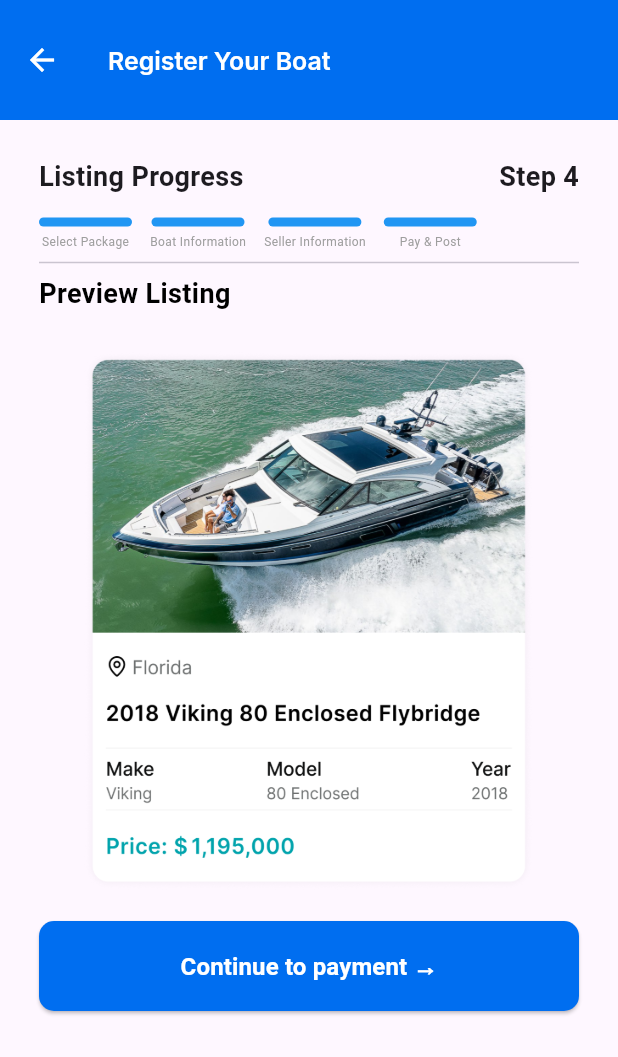
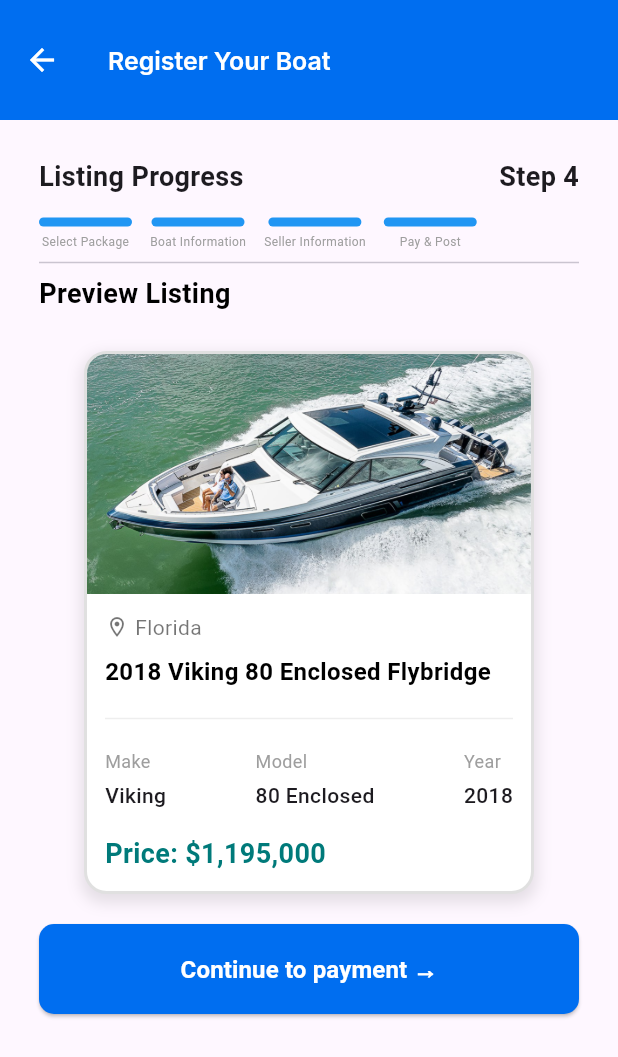
Before and after one commit to Dev-Ninjas-Backup/diaz1234567890, a Flutter app: the PackageScreenStep4 screen opened by its route, on a phone screen of 412 x 824 dp. Shown: the top 1057 px of the screen. Run offline on Flutter 3.47's test engine with Material 3 defaults, Android fonts, the phone set to English and light mode, and no system bars; our stand-ins replace flutter_easyloading, flutter_screenutil, get, google_fonts, image_picker, pinput.

Commit message:
update screen and widgets

```diff
--- a/lib/features/package/screen/package_screen_step4.dart
+++ b/lib/features/package/screen/package_screen_step4.dart
@@ -1,5 +1,6 @@
 import 'package:diaz1234567890/core/common/widget/custom_app_bar.dart';
 import 'package:diaz1234567890/core/common/widget/custom_button.dart';
+import 'package:diaz1234567890/features/package/widgets/listing_preview_card.dart';
 import 'package:flutter/material.dart';
 
 class PackageScreenStep4 extends StatelessWidget {
@@ -124,12 +125,7 @@
             ),
             SizedBox(height: 25),
             Center(
-              child: Image.asset(
-                'assets/images/listingFrame.png',
-                height: 360,
-                width: 300,
-                fit: BoxFit.fill,
-              ),
+              child: ListingPreviewCard(),
             ),
             SizedBox(height: 20),
             CustomButton(
--- /dev/null
+++ b/lib/features/package/widgets/listing_preview_card.dart
@@ -0,0 +1,137 @@
+import 'package:flutter/material.dart';
+
+class ListingPreviewCard extends StatelessWidget {
+  const ListingPreviewCard({super.key});
+
+  @override
+  Widget build(BuildContext context) {
+    return Container(
+      width: 300,
+      decoration: BoxDecoration(
+        color: Colors.white,
+        borderRadius: BorderRadius.circular(15.0),
+        border: Border.all(color: Colors.grey.shade300, width: 2),
+        boxShadow: [
+          BoxShadow(
+            color: Colors.black.withOpacity(0.1),
+            spreadRadius: 2,
+            blurRadius: 8,
+            offset: Offset(0, 4),
+          ),
+        ],
+      ),
+      child: ClipRRect(
+        borderRadius: BorderRadius.circular(13.0),
+        child: Column(
+          crossAxisAlignment: CrossAxisAlignment.start,
+          mainAxisSize: MainAxisSize.min,
+          children: [
+            Image.asset(
+              'assets/images/listingPreviewCardPhoto.png', // Placeholder image
+              height: 160,
+              width: double.infinity,
+              fit: BoxFit.cover,
+            ),
+            Padding(
+              padding: const EdgeInsets.all(12.0),
+              child: Column(
+                crossAxisAlignment: CrossAxisAlignment.start,
+                children: [
+                  Row(
+                    children: [
+                      Icon(Icons.location_on_outlined,
+                          color: Colors.black54, size: 16),
+                      SizedBox(width: 4),
+                      Text(
+                        'Florida',
+                        style: TextStyle(
+                            fontSize: 14, color: Colors.black54),
+                      ),
+                    ],
+                  ),
+                  SizedBox(height: 8),
+                  Text(
+                    '2018 Viking 80 Enclosed Flybridge',
+                    style: TextStyle(
+                      fontSize: 16,
+                      fontWeight: FontWeight.bold,
+                      color: Colors.black,
+                    ),
+                  ),
+                  SizedBox(height: 12),
+                  Divider(color: Colors.grey.shade200),
+                  SizedBox(height: 12),
+                  Row(
+                    mainAxisAlignment: MainAxisAlignment.spaceBetween,
+                    children: [
+                      Column(
+                        crossAxisAlignment: CrossAxisAlignment.start,
+                        children: [
+                          Text('Make',
+                              style: TextStyle(
+                                  fontSize: 12, color: Colors.grey)),
+                          SizedBox(height: 4),
+                          Text('Viking',
+                              style: TextStyle(
+                                  fontSize: 14,
+                                  fontWeight: FontWeight.w500)),
+                        ],
+                      ),
+                      Column(
+                        crossAxisAlignment: CrossAxisAlignment.start,
+                        children: [
+                          Text('Model',
+                              style: TextStyle(
+                                  fontSize: 12, color: Colors.grey)),
+                          SizedBox(height: 4),
+                          Text('80 Enclosed',
+                              style: TextStyle(
+                                  fontSize: 14,
+                                  fontWeight: FontWeight.w500)),
+                        ],
+                      ),
+                      Column(
+                        crossAxisAlignment: CrossAxisAlignment.start,
+                        children: [
+                          Text('Year',
+                              style: TextStyle(
+                                  fontSize: 12, color: Colors.grey)),
+                          SizedBox(height: 4),
+                          Text('2018',
+                              style: TextStyle(
+                                  fontSize: 14,
+                                  fontWeight: FontWeight.w500)),
+                        ],
+                      ),
+                    ],
+                  ),
+                  SizedBox(height: 16),
+                  Text.rich(
+                    TextSpan(
+                      children: [
+                        TextSpan(
+                          text: 'Price: ',
+                          style: TextStyle(
+                              fontSize: 18,
+                              fontWeight: FontWeight.bold,
+                              color: Color(0xFF007A7A)),
+                        ),
+                        TextSpan(
+                          text: '\$1,195,000',
+                          style: TextStyle(
+                              fontSize: 18,
+                              fontWeight: FontWeight.bold,
+                              color: Color(0xFF007A7A)),
+                        ),
+                      ],
+                    ),
+                  ),
+                ],
+              ),
+            ),
+          ],
+        ),
+      ),
+    );
+  }
+}
```
Also changed, not shown: assets/images/listingPreviewCardPhoto.png (added).
